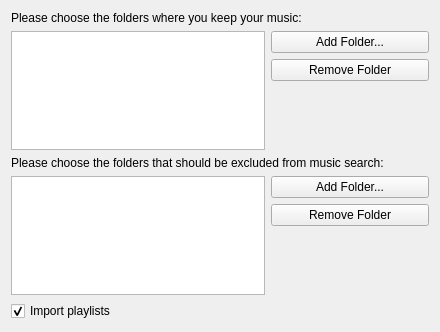
KDE/juk, file directorylistbase.ui: the form before one commit.
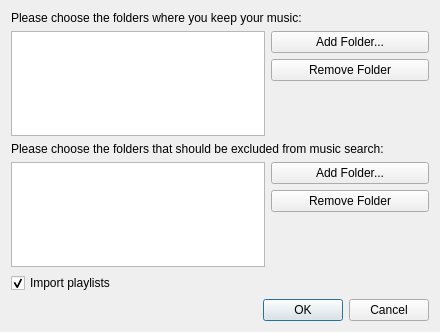
The form after the commit.

Commit message: Port DirectoryList away from KDialog.

Diff of the .ui file:
```diff
--- a/directorylistbase.ui
+++ b/directorylistbase.ui
@@ -187,6 +187,13 @@
      </property>
     </widget>
    </item>
+   <item>
+    <widget class="QDialogButtonBox" name="dlgButtonBox">
+     <property name="standardButtons">
+      <set>QDialogButtonBox::Cancel|QDialogButtonBox::Ok</set>
+     </property>
+    </widget>
+   </item>
   </layout>
  </widget>
  <resources/>
```
The commit also changes 2 other files.
